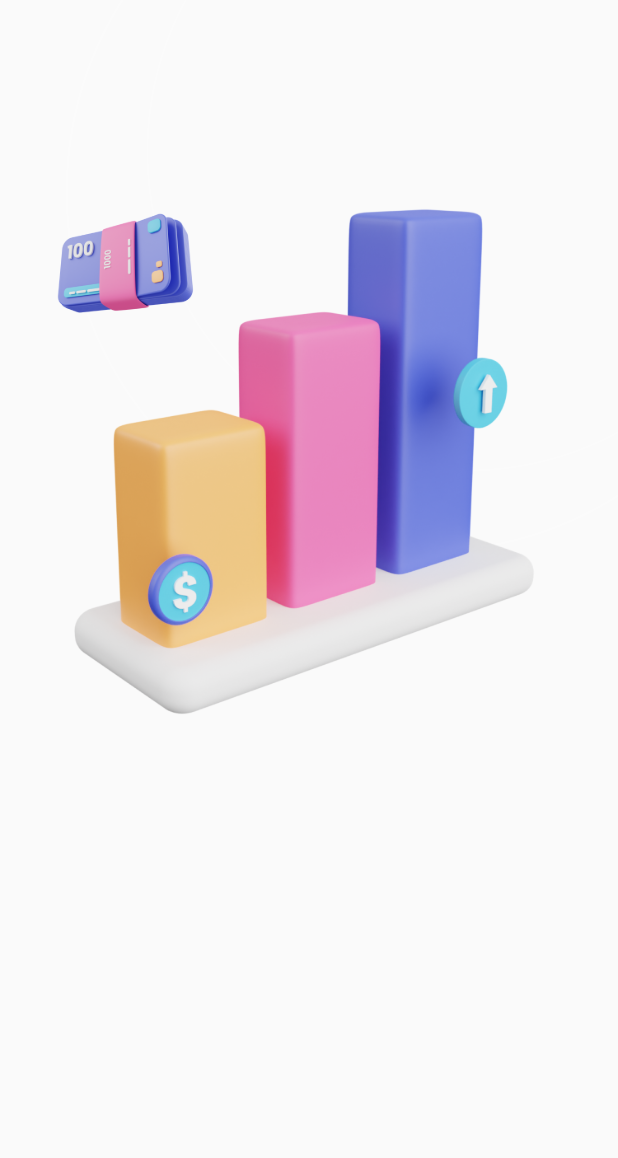
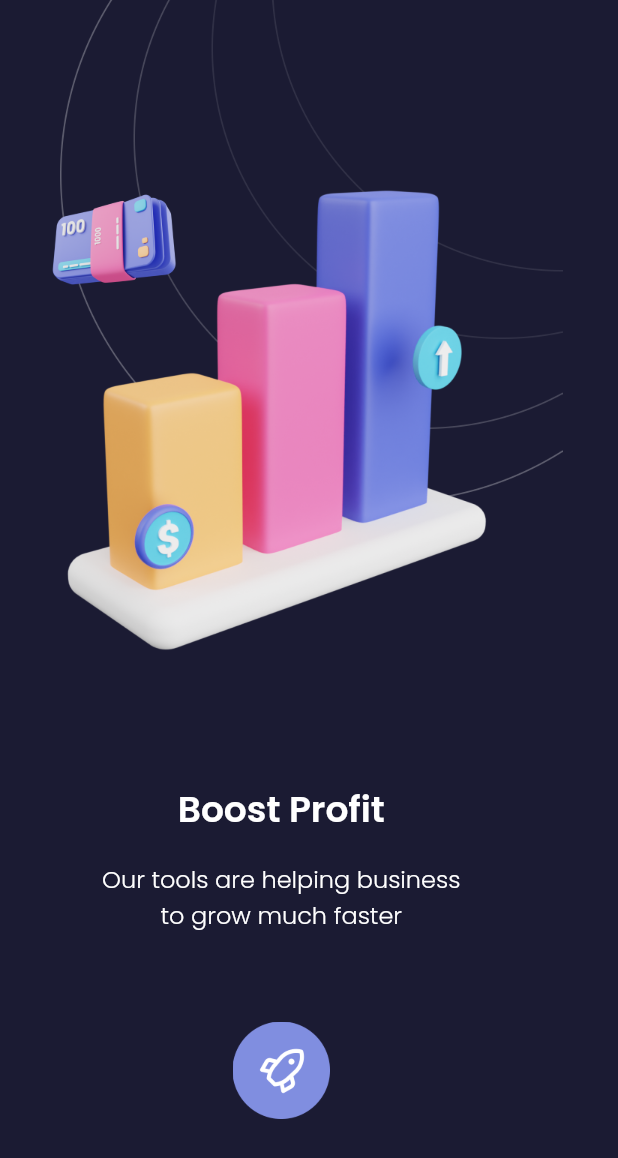
Before and after one commit to amnamaharani/flutter_sevendays, a Flutter app: the SecondEmpty screen opened by its route, on a phone screen of 412 x 824 dp. Shown: the top 1158 px of the screen. Run offline on Flutter 3.47's test engine with Material 2 defaults, Android fonts, the phone set to English and light mode, and no system bars; our stand-ins replace google_fonts.

Commit message:
day 4 page 2

```diff
--- a/lib/pages/second_empty.dart
+++ b/lib/pages/second_empty.dart
@@ -1,4 +1,5 @@
 import 'package:flutter/material.dart';
+import 'package:sevendays/widgets/theme.dart';
 
 class SecondEmpty extends StatelessWidget {
   const SecondEmpty({Key? key}) : super(key: key);
@@ -6,10 +7,30 @@ class SecondEmpty extends StatelessWidget {
   @override
   Widget build(BuildContext context) {
     return Scaffold(
+      backgroundColor: const Color(0xff1B1B33),
       body: Column(
         children: [
           Image.asset(
             'assets/icon_chart.png',
+            height: 454,
+            width: 375,
+          ),
+          const SizedBox(height: 68,),
+          Text(
+            'Boost Profit',
+            style: titleTextStyle,
+          ),
+          const SizedBox(height: 16,),
+          Text(
+            'Our tools are helping business\nto grow much faster',
+            style: descTextStyle,
+            textAlign: TextAlign.center,
+          ),
+          const SizedBox(height: 59,),
+          Image.asset(
+            'assets/rocket_btn.png',
+            width: 65,
+            height: 65,
           )
         ],
       ),
```
